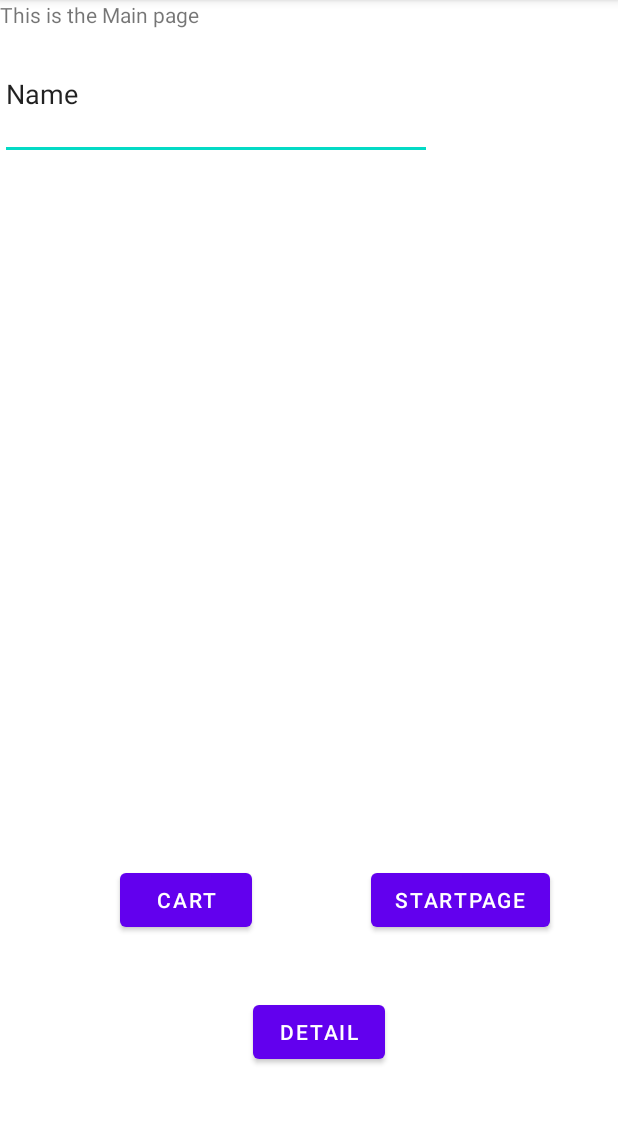
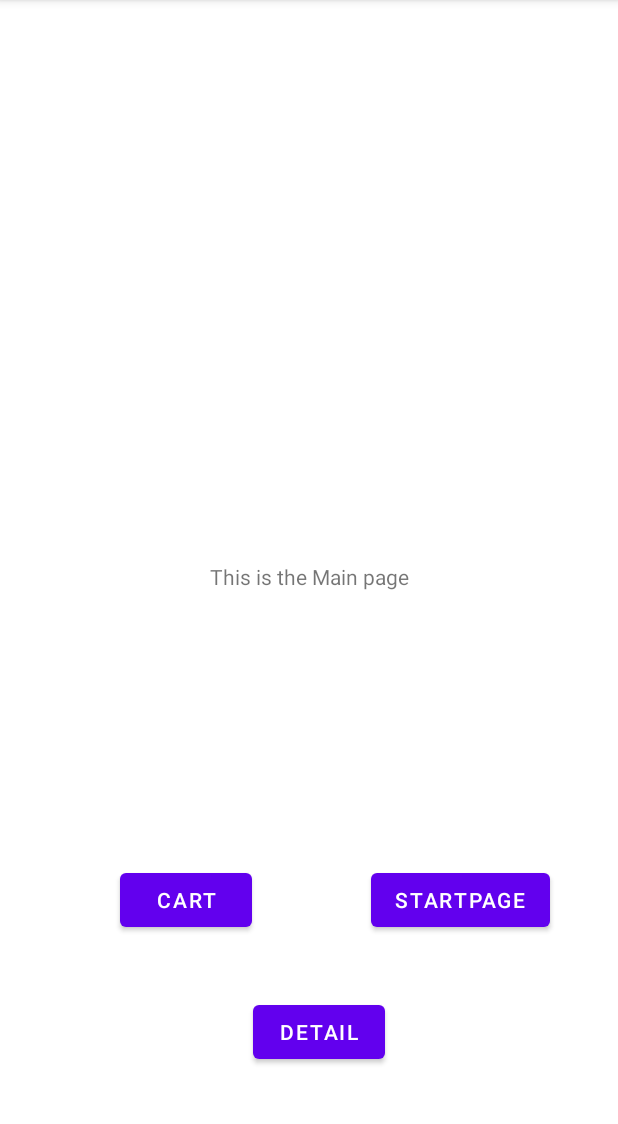
Before and after one commit to preshiousshittu/mobile-computing-app-project, an Android app: the MainActivity screen opened directly, with no data from a screen before it, on a phone screen of 412 x 824 dp, the part 84-1208 px from its top. Run offline under Robolectric (Android 15) with nearby library versions, the phone set to English and light mode, and no system bars.

Commit message:
Revert "added linear layout"

```diff
--- a/Mobile_Computing_project/app/src/main/res/layout/activity_main.xml
+++ b/Mobile_Computing_project/app/src/main/res/layout/activity_main.xml
@@ -6,37 +6,14 @@
     android:layout_height="match_parent"
     tools:context=".Activity.MainActivity">
 
-    <ScrollView
-        android:layout_width="match_parent"
-        android:layout_height="match_parent">
-
-        <LinearLayout
-            android:layout_width="match_parent"
-            android:layout_height="wrap_content"
-            android:orientation="vertical" >
-
-            <androidx.constraintlayout.widget.ConstraintLayout
-                android:layout_width="match_parent"
-                android:layout_height="match_parent">
-
-                <TextView
-                    android:layout_width="wrap_content"
-                    android:layout_height="wrap_content"
-                    android:text="This is the Main page"
-                    tools:layout_editor_absoluteX="16dp"
-                    tools:layout_editor_absoluteY="16dp" />
-
-            </androidx.constraintlayout.widget.ConstraintLayout>
-
-            <EditText
-                android:id="@+id/editTextTextPersonName"
-                android:layout_width="288dp"
-                android:layout_height="87dp"
-                android:ems="10"
-                android:inputType="textPersonName"
-                android:text="Name" />
-        </LinearLayout>
-    </ScrollView>
+    <TextView
+        android:layout_width="wrap_content"
+        android:layout_height="wrap_content"
+        android:text="This is the Main page"
+        app:layout_constraintBottom_toBottomOf="parent"
+        app:layout_constraintLeft_toLeftOf="parent"
+        app:layout_constraintRight_toRightOf="parent"
+        app:layout_constraintTop_toTopOf="parent" />
 
     <Button
         android:id="@+id/showCart"
```
